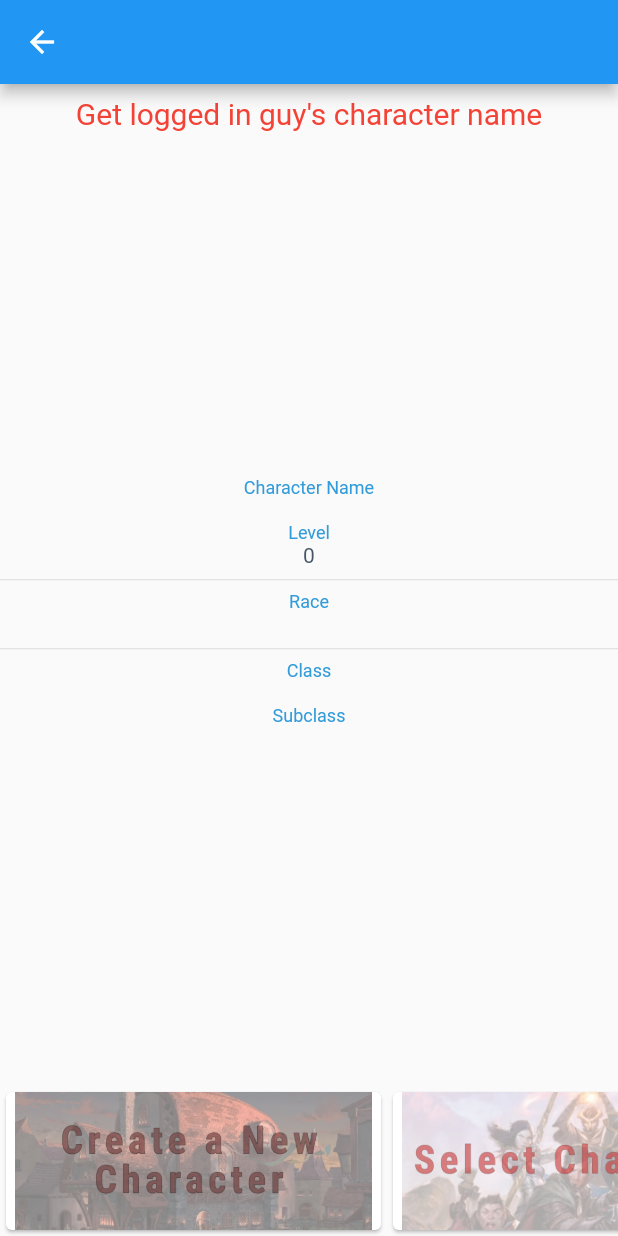
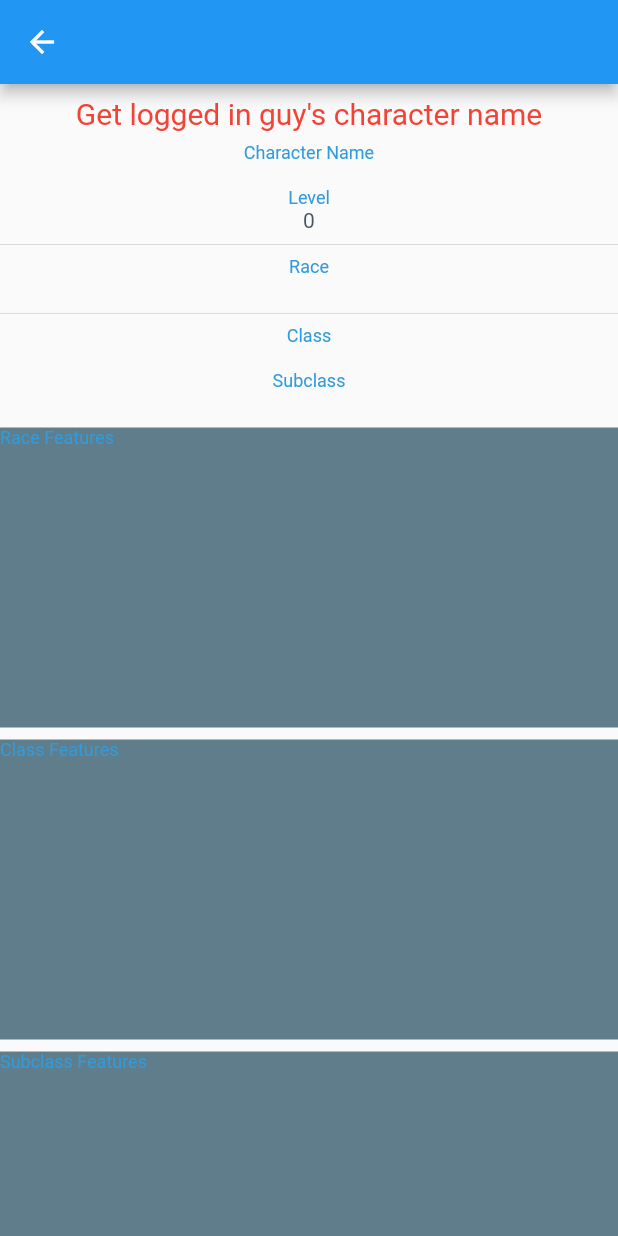
Before and after one commit to grandbigmac/dnd_companion_flutter, a Flutter app: the UserHomePage screen opened directly with empty values, on a phone screen of 412 x 824 dp. Run offline on Flutter 3.47's test engine with Material 2 defaults, Android fonts, the phone set to English and light mode, and no system bars; our stand-ins replace cloud_firestore, firebase_core, page_transition; accounts and stored records are empty.

Commit message:
bringing features into expansion tiles on user profile

```diff
--- a/lib/models/feature.dart
+++ b/lib/models/feature.dart
@@ -7,10 +7,12 @@ class Feature {
   String? name;
   String? effect;
   int? levelReq;
+  String? source;
 
   Feature({
     this.name,
     this.effect,
     this.levelReq,
+    this.source,
   });
 }
--- a/lib/user_home_page.dart
+++ b/lib/user_home_page.dart
@@ -6,6 +6,7 @@ import 'package:flutter/material.dart';
 
 import 'models/character.dart';
 import 'models/class.dart';
+import 'models/feature.dart';
 
 TextStyle titleStyle = const TextStyle(
   color: Colors.red,
@@ -143,7 +144,7 @@ class _UserHomePageState extends State<UserHomePage> {
           activeCharacter.level!.number!.toString(),
           style: headerText,
         ),
-        Divider(),
+        const Divider(),
         const Text(
           'Race',
           style: contentText,
@@ -152,7 +153,7 @@ class _UserHomePageState extends State<UserHomePage> {
           activeCharacter.race!.name!,
           style: headerText,
         ),
-        Divider(),
+        const Divider(),
         const Text(
           'Class',
           style: contentText,
@@ -173,19 +174,84 @@ class _UserHomePageState extends State<UserHomePage> {
     );
   }
 
+  Widget _buildList(Feature list) {
+    return Card(
+      child: ExpansionTile(
+        leading: const Icon(
+          Icons.account_circle,
+        ),
+        title: Text(
+          list.name!,
+        ),
+        children: const [
+          Text(
+            'things go in here',
+          )
+        ],
+      ),
+    );
+  }
+
+  Padding featuresList(List<Feature> FeatureList, String type) {
+    return Padding(
+      padding: const EdgeInsets.only(top: 8.0),
+      child: Container(
+        color: Colors.blueGrey,
+        height: 200,
+        child: ListView(
+          children: [
+            Text(
+              '$type Features',
+              style: contentText,
+            ),
+            ListView.builder(
+              shrinkWrap: true,
+              itemCount: FeatureList.length,
+              itemBuilder: (BuildContext context, int index) =>
+                  _buildList(FeatureList[index]),
+            ),
+          ],
+        )
+      ),
+    );
+  }
+
   @override
   Widget build(BuildContext context) {
     activeCharacter = widget.activeCharacter;
+    List<Feature> featureList = activeCharacter.level!.featureList!;
+
+    List<Feature> classFeatureList = [];
+    List<Feature> raceFeatureList = [];
+    List<Feature> subclassFeatureList = [];
+
+    for (int i = 0; i < featureList.length; i++) {
+      if (featureList[i].source == 'class') {
+        classFeatureList.add(featureList[i]);
+      }
+      else if (featureList[i].source == 'race') {
+        raceFeatureList.add(featureList[i]);
+      }
+      else if (featureList[i].source == 'subclass') {
+        subclassFeatureList.add(featureList[i]);
+      }
+    }
+
     return Scaffold(
       appBar: AppBar(
         title: Text(widget.title),
       ),
-      body: Center(
+      body: ListView(
+        children: [
+          Center(
             child: Column(
               mainAxisAlignment: MainAxisAlignment.spaceBetween,
               children: [
                 homePageHead,
                 bodyContent(activeCharacter),
+                featuresList(raceFeatureList, 'Race'),
+                featuresList(classFeatureList, 'Class'),
+                featuresList(subclassFeatureList, 'Subclass'),
                 Align(
                   alignment: Alignment.bottomCenter,
                   child: buttonScroll,
@@ -193,6 +259,8 @@ class _UserHomePageState extends State<UserHomePage> {
               ],
             ),
           ),
+        ],
+      ),
     );
   }
 }
```
Also changed, not shown: lib/services/firebaseCRUD.dart (+9 -5 lines). Lines whose indentation alone changed are shown as unchanged.
